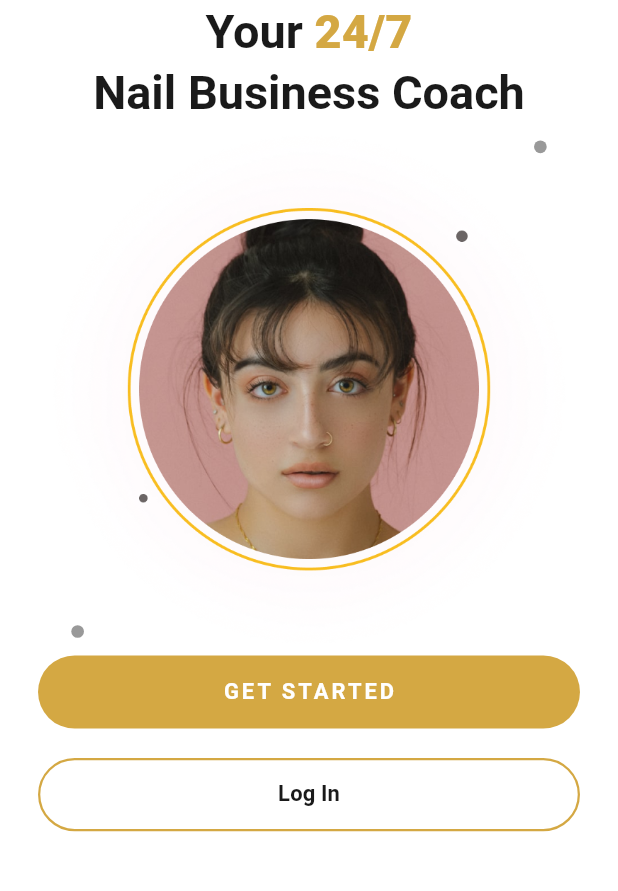
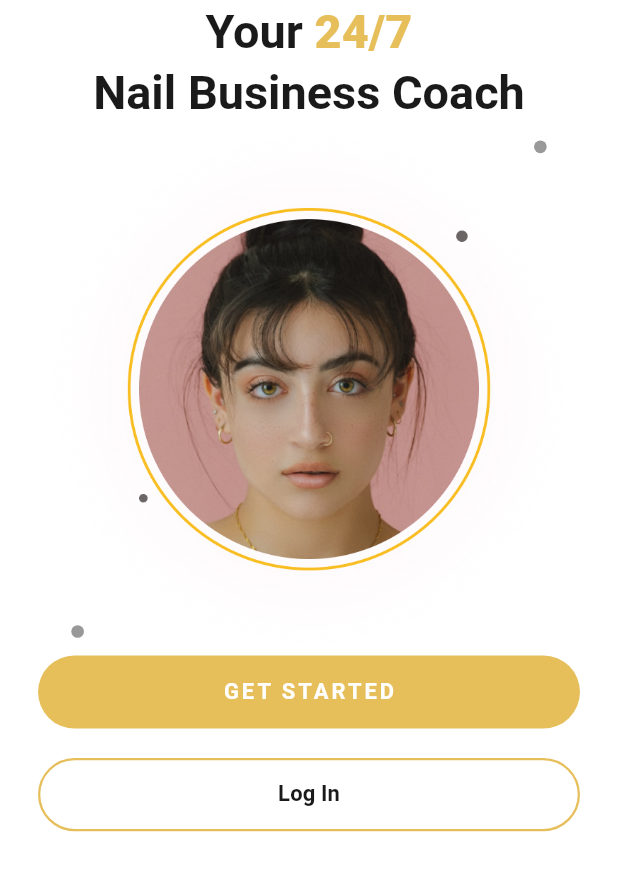
Before and after one commit to Galib-Mahmud/jennith, a Flutter app: the OnboardingScreen2 screen opened by its route, after a tap on "NEXT", on a phone screen of 412 x 824 dp, the part 317-1208 px from its top. Run offline on Flutter 3.47's test engine with Material 3 defaults, Android fonts, the phone set to English and light mode, and no system bars; our stand-ins replace flutter_screenutil, get, pin_code_fields; Roboto replaces fonts that are missing (SF Pro Display).

Commit message:
Design Complete

```diff
--- a/lib/feature/onboarding/screen/onboarding_screen1.dart
+++ b/lib/feature/onboarding/screen/onboarding_screen1.dart
@@ -276,7 +276,7 @@ class OnboardingScreen1 extends StatelessWidget {
             width: 36.w,
             height: 36.h,
             decoration: const BoxDecoration(
-              color: Color(0xFFD4A843),
+              color: Color(0xFFE6BF5B),
               shape: BoxShape.circle,
             ),
             child: Icon(Icons.mic, color: Colors.white, size: 18.sp),
@@ -295,7 +295,7 @@ class OnboardingScreen1 extends StatelessWidget {
         child: ElevatedButton(
           onPressed: () => Get.toNamed(AppRoutes.onboarding2),
           style: ElevatedButton.styleFrom(
-            backgroundColor: const Color(0xFFD4A843),
+            backgroundColor: const Color(0xFFE6BF5B),
             elevation: 0,
             shape: RoundedRectangleBorder(
               borderRadius: BorderRadius.circular(28.r),
@@ -320,7 +320,7 @@ class _WaveformPainter extends CustomPainter {
   @override
   void paint(Canvas canvas, Size size) {
     final paint = Paint()
-      ..color = const Color(0xFFD4A843)
+      ..color = const Color(0xFFE6BF5B)
       ..strokeWidth = 2.2
       ..strokeCap = StrokeCap.round;
 
--- a/lib/feature/onboarding/screen/onboarding_screen2.dart
+++ b/lib/feature/onboarding/screen/onboarding_screen2.dart
@@ -58,7 +58,7 @@ class OnboardingScreen2 extends StatelessWidget {
             style: TextStyle(
               fontSize: 34.sp,
               fontWeight: FontWeight.w800,
-              color: const Color(0xFFD4A843),
+              color: const Color(0xFFE6BF5B),
               height: 1.35,
             ),
           ),
@@ -114,7 +114,7 @@ class OnboardingScreen2 extends StatelessWidget {
               width: 76.w,
               height: 76.w,
               decoration: const BoxDecoration(
-                color: Color(0xFFE7C15C),
+                color: Color(0xFFE6BF5B),
                 shape: BoxShape.circle,
               ),
               child: Center(
@@ -202,7 +202,7 @@ class OnboardingScreen2 extends StatelessWidget {
             ),
             child: Icon(
               icon,
-              color: const Color(0xFFD4A843),
+              color: const Color(0xFFE6BF5B),
               size: 20.sp,
             ),
           ),
@@ -239,7 +239,7 @@ class OnboardingScreen2 extends StatelessWidget {
         child: ElevatedButton(
           onPressed: () => Get.toNamed(AppRoutes.onboarding3),
           style: ElevatedButton.styleFrom(
-            backgroundColor: const Color(0xFFD4A843),
+            backgroundColor: const Color(0xFFE6BF5B),
             elevation: 0,
             shape: RoundedRectangleBorder(
               borderRadius: BorderRadius.circular(28.r),
--- a/lib/feature/onboarding/screen/onboarding_screen3.dart
+++ b/lib/feature/onboarding/screen/onboarding_screen3.dart
@@ -66,7 +66,7 @@ class OnboardingScreen3 extends StatelessWidget {
             style: TextStyle(
               fontSize: 32.sp,
               fontWeight: FontWeight.w800,
-              color: const Color(0xFFD4A843),
+              color: const Color(0xFFE6BF5B),
               height: 1.3,
             ),
           ),
@@ -151,7 +151,7 @@ class OnboardingScreen3 extends StatelessWidget {
       child: ElevatedButton(
         onPressed: () => Get.toNamed(AppRoutes.pricing),
         style: ElevatedButton.styleFrom(
-          backgroundColor: const Color(0xFFD4A843),
+          backgroundColor: const Color(0xFFE6BF5B),
           elevation: 0,
           shape: RoundedRectangleBorder(
             borderRadius: BorderRadius.circular(28.r),
@@ -179,7 +179,7 @@ class OnboardingScreen3 extends StatelessWidget {
           // Get.toNamed(AppRoutes.login);
         },
         style: OutlinedButton.styleFrom(
-          side: const BorderSide(color: Color(0xFFD4A843), width: 1.5),
+          side: const BorderSide(color: Color(0xFFE6BF5B), width: 1.5),
           shape: RoundedRectangleBorder(
             borderRadius: BorderRadius.circular(28.r),
           ),
```
Also changed, not shown: lib/feature/onboarding/screen/pricing_screen.dart (+4 -4 lines).
